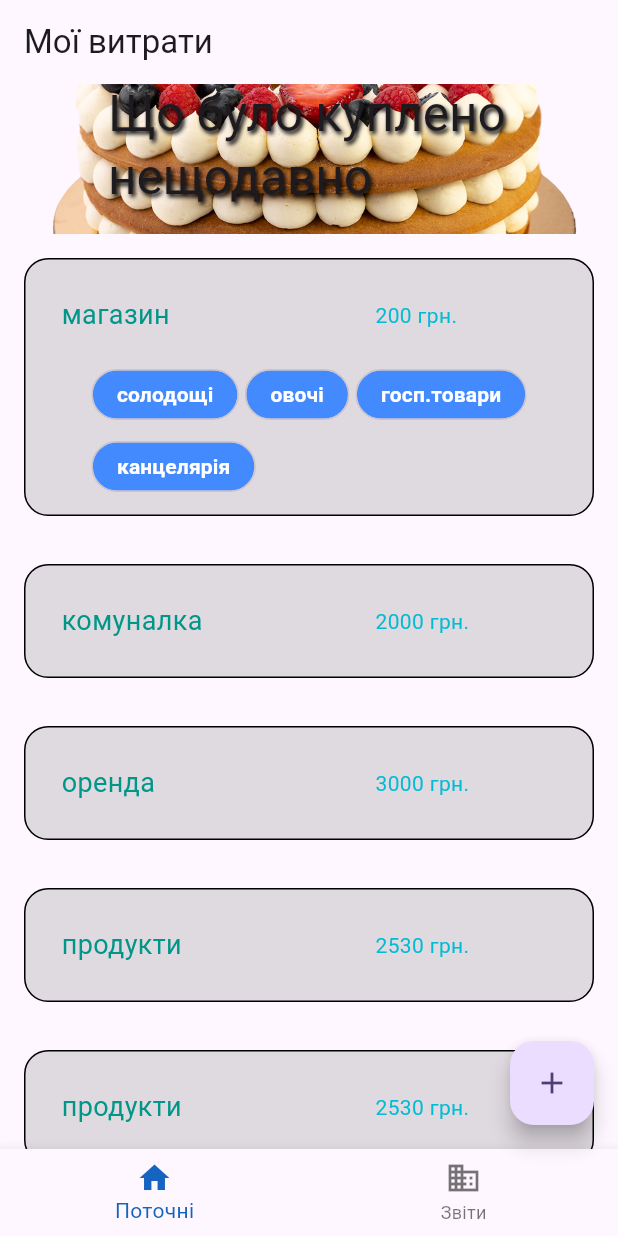
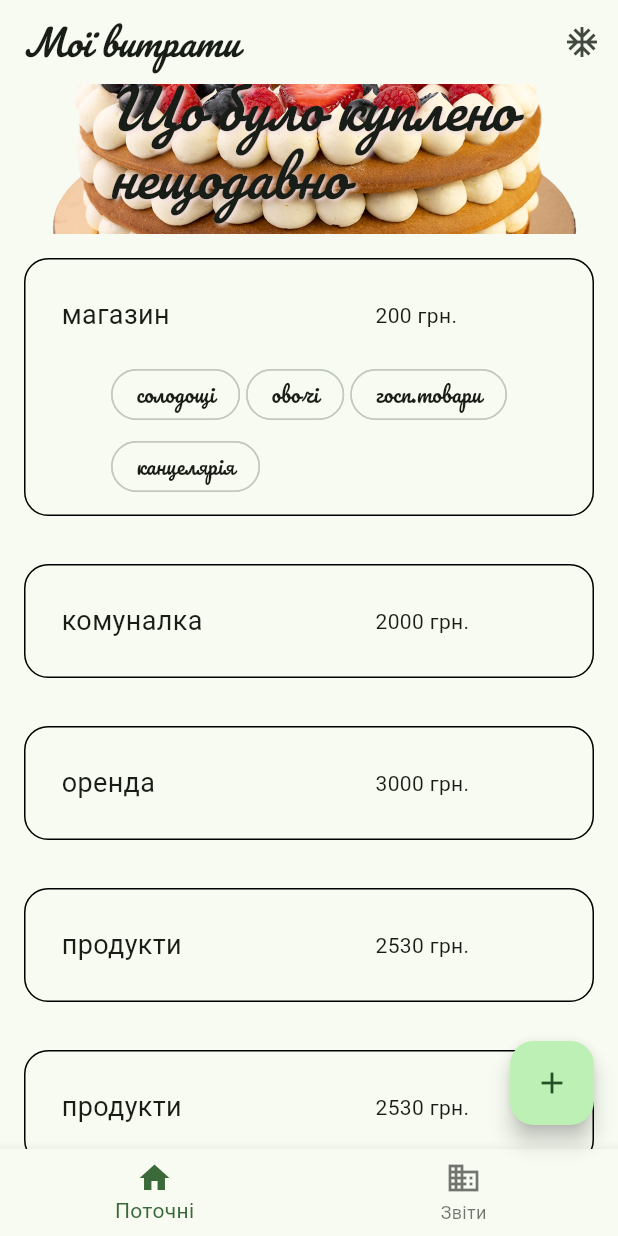
Before and after one commit to lizakolot12/MyFinances, a Flutter app: the screen it shows after launch, on a phone screen of 412 x 824 dp. Run offline on Flutter 3.47's test engine with Material 2 defaults, Android fonts, the phone set to English and light mode, and no system bars; our stand-ins replace google_fonts.

Commit message:
add theme

```diff
--- a/lib/items.dart
+++ b/lib/items.dart
@@ -12,7 +12,6 @@ class TransactionItem extends StatelessWidget {
       margin: const EdgeInsets.all(16.0),
       padding: const EdgeInsets.all(8.0),
       decoration: BoxDecoration(
-        color: Colors.black12,
         border: Border.all(width: 1.0),
         borderRadius: const BorderRadius.all(
           Radius.circular(16.0),
@@ -30,7 +29,6 @@ class TransactionItem extends StatelessWidget {
                     transaction.name,
                     style: const TextStyle(
                       fontSize: 18,
-                      color: Colors.teal,
                     ),
                   ),
                 ),
@@ -41,9 +39,6 @@ class TransactionItem extends StatelessWidget {
                   padding: const EdgeInsets.all(8),
                   child: Text(
                     "${transaction.total} грн.",
-                    style: const TextStyle(
-                      color: Colors.cyan,
-                    ),
                   ),
                 ),
               ),
@@ -55,7 +50,6 @@ class TransactionItem extends StatelessWidget {
               children: [
                 for (var i in transaction.tags ?? [])
                   Chip(
-                    backgroundColor: Colors.blueAccent,
                     padding: const EdgeInsets.symmetric(
                       vertical: 4,
                       horizontal: 8,
@@ -67,11 +61,7 @@ class TransactionItem extends StatelessWidget {
                     ),
                     label: Text(
                       i,
-                      style: const TextStyle(
-                        fontSize: 14,
-                        fontWeight: FontWeight.w600,
-                        color: Colors.white,
-                      ),
+                      style: Theme.of(context).textTheme.displaySmall,
                     ),
                   ),
               ],
@@ -92,7 +82,6 @@ class TransactionGridItem extends StatelessWidget {
     return Container(
       margin: const EdgeInsets.all(4.0),
       decoration: BoxDecoration(
-        color: Colors.black12,
         border: Border.all(width: 1.0),
         borderRadius: const BorderRadius.all(
           Radius.circular(16.0),
@@ -109,7 +98,6 @@ class TransactionGridItem extends StatelessWidget {
                   transaction.name,
                   style: const TextStyle(
                     fontSize: 18,
-                    color: Colors.teal,
                   ),
                 ),
               ),
@@ -120,9 +108,6 @@ class TransactionGridItem extends StatelessWidget {
                 padding: const EdgeInsets.all(8),
                 child: Text(
                   "${transaction.total} грн.",
-                  style: const TextStyle(
-                    color: Colors.deepPurpleAccent,
-                  ),
                 ),
               ),
             ),
--- a/lib/main.dart
+++ b/lib/main.dart
@@ -1,6 +1,7 @@
 import 'package:flutter/material.dart';
 import 'package:my_study/data/data.dart';
 import 'package:my_study/items.dart';
+import 'package:google_fonts/google_fonts.dart';
 
 void main() {
   runApp(const MyApp());
@@ -14,7 +15,23 @@ class MyApp extends StatelessWidget {
     return MaterialApp(
       title: 'Мої витрати',
       theme: ThemeData(
-        colorScheme: ColorScheme.fromSeed(seedColor: Colors.deepPurple),
+        //colorScheme: ColorScheme.fromSeed(seedColor: Colors.green),
+        colorScheme: ColorScheme.fromSeed(
+          seedColor: Colors.green,
+          brightness: Brightness.light,
+        ),
+
+        // Define the default `TextTheme`. Use this to specify the default
+        // text styling for headlines, titles, bodies of text, and more.
+        textTheme: TextTheme(
+          titleLarge: GoogleFonts.pacifico(
+            fontSize: 24,
+            fontStyle: FontStyle.italic,
+          ),
+          displaySmall: GoogleFonts.pacifico(
+            fontSize: 14,
+          ),
+        ),
         useMaterial3: true,
       ),
       home: const MyHomePage(
@@ -36,11 +53,18 @@ class MyHomePage extends StatefulWidget {
 class _MyHomePageState extends State<MyHomePage> {
   final List<Transaction> list = TransactionRepository().getAll();
   int selectedIndex = 0;
+  bool isLight = true;
   bool stretch = true;
 
   void addNew() {
     //for future screen
     setState(() {});
+  }
+
+  void toggleTheme() {
+    setState(() {
+      isLight = !isLight;
+    });
   }
 
   void onItemTapped(int index) {
@@ -62,6 +86,11 @@ class _MyHomePageState extends State<MyHomePage> {
       child: Scaffold(
         appBar: AppBar(
           title: const Text('Мої витрати'),
+          actions: [ IconButton(
+            icon: const Icon(Icons.ac_unit),
+            tooltip: 'Toggle theme',
+            onPressed: toggleTheme,
+          )],
         ),
         body: selectedIndex == 0 ? buildBody() : buildStack(),
         floatingActionButton: FloatingActionButton(
@@ -87,7 +116,6 @@ class _MyHomePageState extends State<MyHomePage> {
             ),
           ],
           currentIndex: selectedIndex,
-          selectedItemColor: Colors.blue[800],
           onTap: onItemTapped,
         ),
       ),
@@ -115,9 +143,19 @@ class _MyHomePageState extends State<MyHomePage> {
           stretchTriggerOffset: 100.0,
           expandedHeight: 100.0,
           flexibleSpace: FlexibleSpaceBar(
-            title: const Text(
+            title: Text(
               'Що було куплено нещодавно',
-              style: TextStyle(
+              style: Theme.of(context).textTheme.titleLarge?.copyWith(
+                shadows: <Shadow>[
+                  const Shadow(
+                    offset: Offset(1.0, 1.0),
+                    blurRadius: 3.0,
+                    color: Color.fromARGB(255, 243, 224, 224),
+                  ),
+                ],
+              ),
+
+              /*  style: TextStyle(
                 shadows: <Shadow>[
                   Shadow(
                     offset: Offset(1.0, 1.0),
@@ -125,7 +163,7 @@ class _MyHomePageState extends State<MyHomePage> {
                     color: Color.fromARGB(255, 0, 0, 0),
                   ),
                 ],
-              ),
+              )*/
             ),
             background: Image.asset(
               "assets/images/cake.png",
@@ -204,14 +242,12 @@ class _MyHomePageState extends State<MyHomePage> {
             padding: const EdgeInsets.symmetric(horizontal: 16.0),
             transform: Matrix4.rotationZ(0.1),
             decoration: BoxDecoration(
-              color: Colors.black.withOpacity(0.5),
               borderRadius: BorderRadius.circular(16),
             ),
             child: const Text(
               "Приклад використання Stack",
               style: TextStyle(
                 fontSize: 25,
-                color: Colors.white,
               ),
             ),
           ),
--- a/pubspec.yaml
+++ b/pubspec.yaml
@@ -35,6 +35,7 @@ dependencies:
   # The following adds the Cupertino Icons font to your application.
   # Use with the CupertinoIcons class for iOS style icons.
   cupertino_icons: ^1.0.2
+  google_fonts: ^6.1.0
 
 dev_dependencies:
   flutter_test:
```
Also changed, not shown: pubspec.lock.
